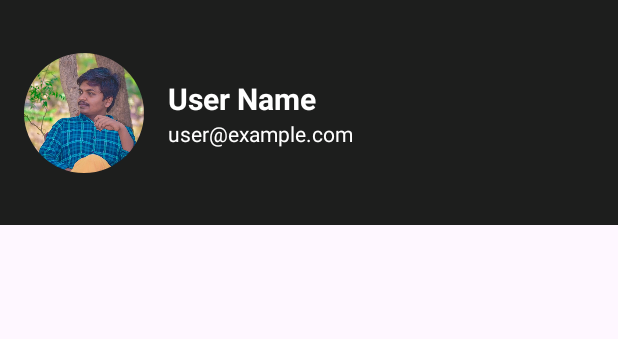
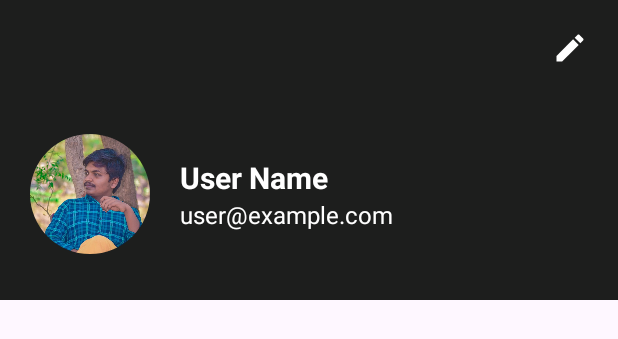
Before and after one commit to Thogaruchesti-hemanth/Notes-App, an Android app: the layout fragment_profile_image.xml on its own in the app's theme, with its tools: preview values and no code run, on a phone screen of 412 x 824 dp. Shown: the top 339 px of the screen. Run offline under Robolectric (Android 15) with nearby library versions, the phone set to English and light mode, and no system bars.

Commit message:
DrawerLayout and edit dialog implemented

```diff
--- a/app/src/main/AndroidManifest.xml
+++ b/app/src/main/AndroidManifest.xml
@@ -1,6 +1,7 @@
 <?xml version="1.0" encoding="utf-8"?>
 <manifest xmlns:android="http://schemas.android.com/apk/res/android"
     xmlns:tools="http://schemas.android.com/tools">
+    <uses-permission android:name="android.permission.CAMERA"/>
 
     <application
         android:allowBackup="true"
--- /dev/null
+++ b/app/src/main/res/drawable/dialog_background.xml
@@ -0,0 +1,5 @@
+<?xml version="1.0" encoding="utf-8"?>
+<shape xmlns:android="http://schemas.android.com/apk/res/android">
+    <solid android:color="#FFFFFF"/>
+    <corners android:radius="16dp"/>
+</shape>
--- /dev/null
+++ b/app/src/main/res/drawable/ic_edit.xml
@@ -0,0 +1,7 @@
+<?xml version="1.0" encoding="utf-8"?>
+<vector android:height="24dp" android:tint="@color/white"
+    android:viewportHeight="24" android:viewportWidth="24"
+    android:width="24dp" xmlns:android="http://schemas.android.com/apk/res/android">
+    <path android:fillColor="@android:color/white" android:pathData="M3,17.25l0,3.75l3.75,0l11.06,-11.06l-3.75,-3.75z"/>
+    <path android:fillColor="@android:color/white" android:pathData="M20.71,5.63l-2.34,-2.34c-0.39,-0.39 -1.02,-0.39 -1.41,0l-1.83,1.83l3.75,3.75l1.83,-1.83C21.1,6.65 21.1,6.02 20.71,5.63z"/>
+</vector>
--- /dev/null
+++ b/app/src/main/res/drawable/round_background.xml
@@ -0,0 +1,5 @@
+<?xml version="1.0" encoding="utf-8"?>
+<shape xmlns:android="http://schemas.android.com/apk/res/android"
+    android:shape="oval">
+    <solid android:color="#E7B00B" />
+</shape>
--- a/app/src/main/res/layout/activity_main.xml
+++ b/app/src/main/res/layout/activity_main.xml
@@ -111,6 +111,6 @@
         android:layout_width="280dp"
         android:layout_height="match_parent"
         android:layout_gravity="start"
-        app:headerLayout="@layout/nav_header"
+        app:headerLayout="@layout/fragment_profile_image"
         app:menu="@menu/drawer_menu" />
 </androidx.drawerlayout.widget.DrawerLayout>
--- a/app/src/main/res/layout/nav_header.xml
+++ b/app/src/main/res/layout/fragment_profile_image.xml
@@ -1,58 +1,64 @@
 <?xml version="1.0" encoding="utf-8"?>
-<androidx.constraintlayout.widget.ConstraintLayout
-    xmlns:android="http://schemas.android.com/apk/res/android"
+<androidx.constraintlayout.widget.ConstraintLayout xmlns:android="http://schemas.android.com/apk/res/android"
     xmlns:app="http://schemas.android.com/apk/res-auto"
     android:layout_width="match_parent"
-    android:layout_height="150dp"
+    android:layout_height="200dp"
     android:background="@color/grey"
-    android:padding="16dp">
+    android:padding="20dp">
 
-    <!-- Profile Image -->
+    <ImageButton
+        android:id="@+id/edit_header_button"
+        android:layout_width="wrap_content"
+        android:layout_height="wrap_content"
+        android:background="@null"
+        android:src="@drawable/ic_edit"
+        app:layout_constraintRight_toRightOf="parent"
+        app:layout_constraintTop_toTopOf="parent" />
+
     <com.google.android.material.imageview.ShapeableImageView
         android:id="@+id/header_profile_image"
         android:layout_width="80dp"
         android:layout_height="80dp"
-        android:layout_marginEnd="16dp"
+        android:onClick="dialogOpen"
+        android:scaleType="centerCrop"
         android:src="@mipmap/profile_pic"
-        android:scaleType="centerCrop"
-        app:shapeAppearanceOverlay="@style/RoundedImageStyle"
+        app:layout_constraintBottom_toBottomOf="parent"
+        app:layout_constraintStart_toStartOf="parent"
         app:layout_constraintTop_toTopOf="parent"
-        app:layout_constraintBottom_toBottomOf="parent"
-        app:layout_constraintStart_toStartOf="parent" />
+        app:layout_constraintVertical_bias="0.87"
+        app:shapeAppearanceOverlay="@style/RoundedImageStyle" />
 
-    <!-- User Info Container -->
     <LinearLayout
         android:layout_width="0dp"
         android:layout_height="wrap_content"
+        android:layout_marginLeft="20dp"
+        android:gravity="center_vertical"
         android:orientation="vertical"
-        android:gravity="center_vertical"
-        android:layout_marginLeft="16dp"
-        app:layout_constraintTop_toTopOf="@+id/header_profile_image"
         app:layout_constraintBottom_toBottomOf="@+id/header_profile_image"
+        app:layout_constraintEnd_toEndOf="parent"
         app:layout_constraintStart_toEndOf="@+id/header_profile_image"
-        app:layout_constraintEnd_toEndOf="parent">
+        app:layout_constraintTop_toTopOf="@+id/header_profile_image">
 
-        <!-- User Name -->
         <TextView
             android:id="@+id/header_user_name"
             android:layout_width="wrap_content"
             android:layout_height="wrap_content"
+            android:ellipsize="end"
+            android:maxLines="1"
             android:text="User Name"
             android:textColor="@color/white"
             android:textSize="20sp"
-            android:textStyle="bold"
-            android:ellipsize="end"
-            android:maxLines="1" />
+            android:textStyle="bold" />
+
         <TextView
             android:id="@+id/header_user_email"
             android:layout_width="wrap_content"
             android:layout_height="wrap_content"
+            android:ellipsize="end"
+            android:maxLines="1"
             android:text="user@example.com"
             android:textColor="@color/white"
-            android:textSize="14sp"
-            android:ellipsize="end"
-            android:maxLines="1" />
+            android:textSize="16sp" />
 
     </LinearLayout>
-
 </androidx.constraintlayout.widget.ConstraintLayout>
```
Also changed, not shown: app/src/main/java/com/example/notes/MainActivity.java (+139 -29 lines), app/src/main/res/drawable/ic_camera.xml (added, +9 -0 lines), app/src/main/res/drawable/ic_cancel.xml (added, +11 -0 lines), app/src/main/res/layout/edit_dialog.xml (added, +106 -0 lines).
